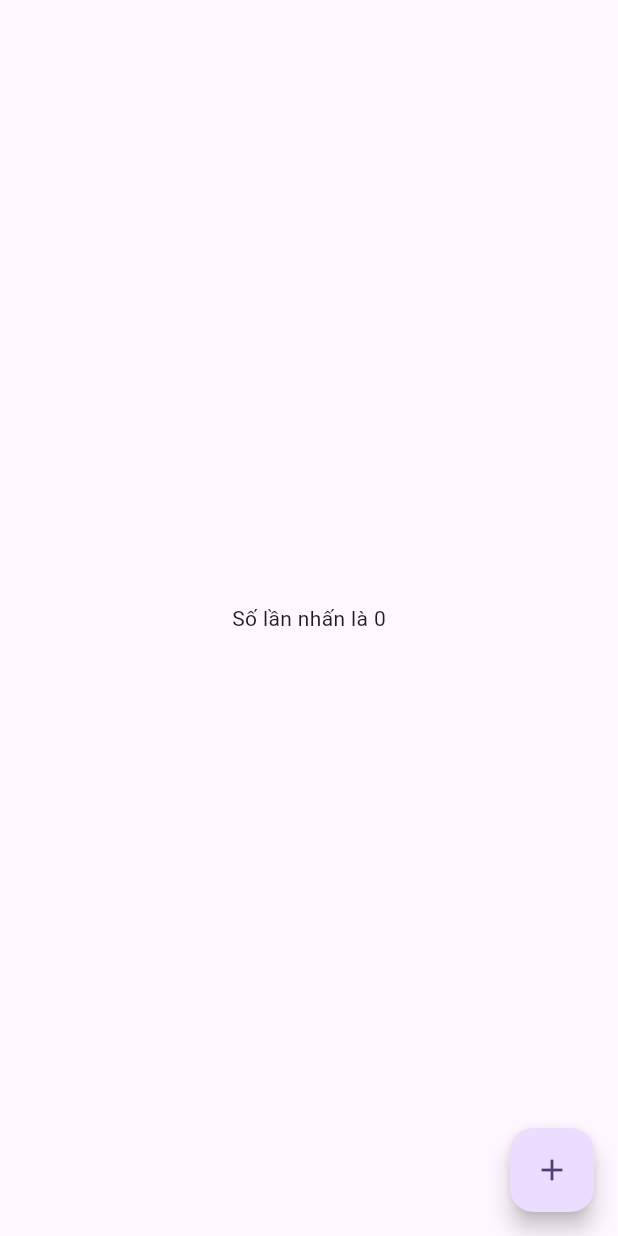
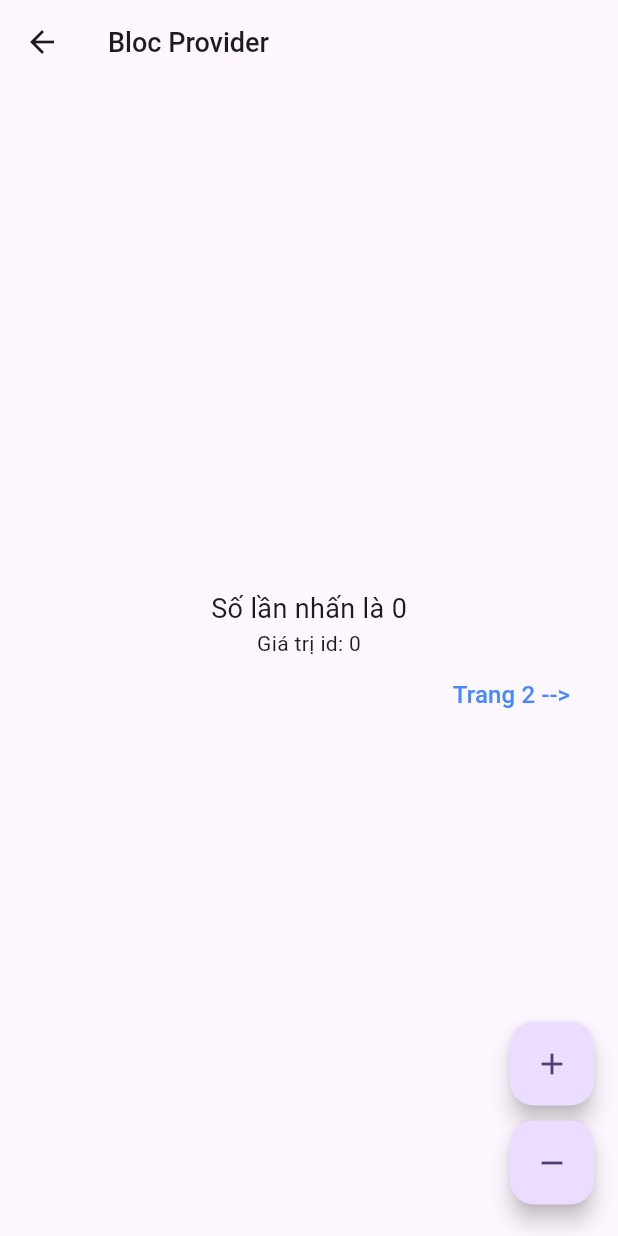
Before and after one commit to khuyendttmi/Flutter_Training, a Flutter app: the CounterPage screen opened directly, on a phone screen of 412 x 824 dp. Run offline on Flutter 3.47's test engine with Material 3 defaults, Android fonts, the phone set to English and light mode, and no system bars; our stand-ins replace dio, drift, flutter_bloc, flutter_riverpod, get_it, go_router and 3 more; accounts and stored records are empty; generated files the repository leaves out were written again.

Commit message:
[Task] Tiếp tục demo về bloc

```diff
--- a/lib/khuyendt/bloc/counter_bloc.dart
+++ b/lib/khuyendt/bloc/counter_bloc.dart
@@ -3,9 +3,12 @@ import 'package:flutter_training/khuyendt/bloc/counter_state.dart';
 import 'package:flutter_training/khuyendt/bloc/counter_event.dart';
 
 class CounterBloc extends Bloc<CounterEvent, CounterState> {
-  CounterBloc() : super(CounterState(value: 0)) {
+  CounterBloc() : super(CounterState(id: 0, value: 0)) {
     on<IncrementPressed>((event, emit) {
-      emit(CounterState(value: state.value+1));
+      emit(CounterState(id: state.id+2, value: state.value+1));
     });
+    on<DecrementPressed>((event, emit) {
+      emit(CounterState(id: state.id-2 ,value: state.value-1));
+    },);
   }
 }
--- a/lib/khuyendt/bloc/counter_event.dart
+++ b/lib/khuyendt/bloc/counter_event.dart
@@ -1,2 +1,3 @@
 abstract class CounterEvent {}
 class IncrementPressed extends CounterEvent {}
+class DecrementPressed extends CounterEvent{}
--- a/lib/khuyendt/bloc/counter_page.dart
+++ b/lib/khuyendt/bloc/counter_page.dart
@@ -1,8 +1,10 @@
 import 'package:flutter/material.dart';
 import 'package:flutter_bloc/flutter_bloc.dart';
 import 'package:flutter_training/khuyendt/bloc/counter_bloc.dart';
+import 'package:flutter_training/khuyendt/bloc/counter_page_two.dart';
 import 'package:flutter_training/khuyendt/bloc/counter_state.dart';
 import 'package:flutter_training/khuyendt/bloc/counter_event.dart';
+import 'package:go_router/go_router.dart';
 
 class CounterPage extends StatelessWidget {
   const CounterPage({super.key});
@@ -10,14 +12,123 @@ class CounterPage extends StatelessWidget {
   @override
   Widget build(BuildContext context) {
     return Scaffold(
-      body: BlocBuilder<CounterBloc, CounterState>(
-        builder: (context, state) {
-          return Center(child: Text('Số lần nhấn là ${state.value}'));
-        },
+      appBar: AppBar(
+        title: Text(
+          'Bloc Provider',
+          style: TextStyle(fontSize: 18, fontWeight: FontWeight.w500),
+        ),
       ),
-      floatingActionButton: FloatingActionButton(
-        onPressed:() => context.read<CounterBloc>().add(IncrementPressed()),
-        child: Icon(Icons.add),
+      body: Padding(
+        padding: const EdgeInsets.all(8.0),
+        child: Column(
+          mainAxisAlignment: MainAxisAlignment.center,
+          children: [
+            // dùng khi widget cần update UI và cần side-effect
+            BlocConsumer<CounterBloc, CounterState>(
+              buildWhen: (previous, current) {
+                return current.value >= 3; // true thì chạy builder
+              },
+              builder: (context, state) {
+                return Center(
+                  child: Text(
+                    'Số lần nhấn là ${state.value}',
+                    style: TextStyle(fontSize: 18),
+                  ),
+                );
+              },
+              listener: (context, state) {
+                if (state.value == 5) {
+                  ScaffoldMessenger.of(context).showSnackBar(
+                    SnackBar(
+                      content: Text('Hiện tại bạn đã đạt đến ${state.value}'),
+                    ),
+                  );
+                }
+              },
+            ),
+            BlocSelector<CounterBloc, CounterState, int>(
+              selector: (state) => state.id,
+              builder: (context, state) {
+                return Text('Giá trị id: $state');
+              },
+            ),
+            Row(
+              mainAxisAlignment: MainAxisAlignment.end,
+              children: [
+                ElevatedButton(
+                  style: ElevatedButton.styleFrom(
+                    backgroundColor: Colors.transparent,
+                    elevation: 0,
+                    shadowColor: Colors.transparent,
+                  ),
+                  onPressed: () {
+                    context.push(
+                      '/counter_page_two',
+                      // cho widget tiếp theo mượn bloc mà không cần khởi tạo
+                      extra: BlocProvider.value(
+                        value: BlocProvider.of<CounterBloc>(context),
+                        child: CounterPageTwo(),
+                      ),
+                    );
+                  },
+                  child: Text(
+                    'Trang 2 -->',
+                    style: TextStyle(
+                      fontSize: 16,
+                      fontWeight: FontWeight.w500,
+                      color: Colors.blueAccent,
+                    ),
+                    textAlign: TextAlign.end,
+                  ),
+                ),
+              ],
+            ),
+
+            // BlocBuilder<CounterBloc, CounterState>(
+            //   builder: (context, state) {
+            //     return Center(
+            //       child: Text(
+            //         'Số lần nhấn là ${state.value}',
+            //         style: TextStyle(fontSize: 18),
+            //       ),
+            //     );
+            //   },
+            // ),
+            // BlocListener<CounterBloc, CounterState>(
+            //   listener: (context, state) {
+            //     if (state.value == 5) {
+            //       ScaffoldMessenger.of(context).showSnackBar(
+            //         SnackBar(content: Text('Số lần nhấn là ${state.value}',style: TextStyle(fontSize: 18),)),
+            //       );
+            //     }
+            //   },
+            //   child: const SizedBox(),
+            // ),
+          ],
+        ),
+      ),
+      floatingActionButton: Column(
+        mainAxisAlignment: MainAxisAlignment.end,
+        children: [
+          Padding(
+            padding: const EdgeInsets.symmetric(vertical: 5.0),
+            child: FloatingActionButton(
+              heroTag: "btn1",
+              onPressed: () =>
+                  context.read<CounterBloc>().add(IncrementPressed()),
+              child: Icon(Icons.add),
+            ),
+          ),
+          Padding(
+            padding: const EdgeInsets.symmetric(vertical: 5.0),
+            child: FloatingActionButton(
+              heroTag: "btn",
+              onPressed: () =>
+                  context.read<CounterBloc>().add(DecrementPressed()),
+              child: Icon(Icons.remove),
+            ),
+          ),
+        ],
       ),
     );
   }
--- a/lib/khuyendt/bloc/counter_state.dart
+++ b/lib/khuyendt/bloc/counter_state.dart
@@ -1,5 +1,6 @@
 class CounterState {
+  final int id;
   final int value;
 
-  CounterState({required this.value});
+  CounterState({required this.value, required this.id});
 }
--- a/lib/khuyendt/navigation/example_go_router.dart
+++ b/lib/khuyendt/navigation/example_go_router.dart
@@ -1,5 +1,8 @@
+import 'package:flutter_bloc/flutter_bloc.dart';
+import 'package:flutter_training/khuyendt/bloc/counter_bloc.dart';
+import 'package:flutter_training/khuyendt/bloc/counter_page.dart';
+import 'package:flutter_training/khuyendt/bloc/counter_page_two.dart';
 import 'package:flutter_training/khuyendt/riverpod/contact/contact_page.dart';
-import 'package:flutter_training/khuyendt/riverpod/counter_page.dart';
 import 'package:flutter_training/khuyendt/riverpod/todo/todo_page.dart';
 import 'package:go_router/go_router.dart';
 
@@ -10,7 +13,16 @@ class ExampleGoRouter {
       GoRoute(
         path: '/',
         builder: (context, state) {
-          return MyCounterPage();
+          return CounterPage();
+        },
+      ),
+      GoRoute(
+        path: '/counter_page_two',
+        builder: (context, state) {
+          return BlocProvider.value(
+            value: BlocProvider.of<CounterBloc>(context),
+            child: CounterPageTwo(),
+          );
         },
       ),
       GoRoute(
```
Also changed, not shown: lib/khuyendt/bloc/counter_page_two.dart (added, +51 -0 lines), lib/main.dart (+13 -3 lines).
